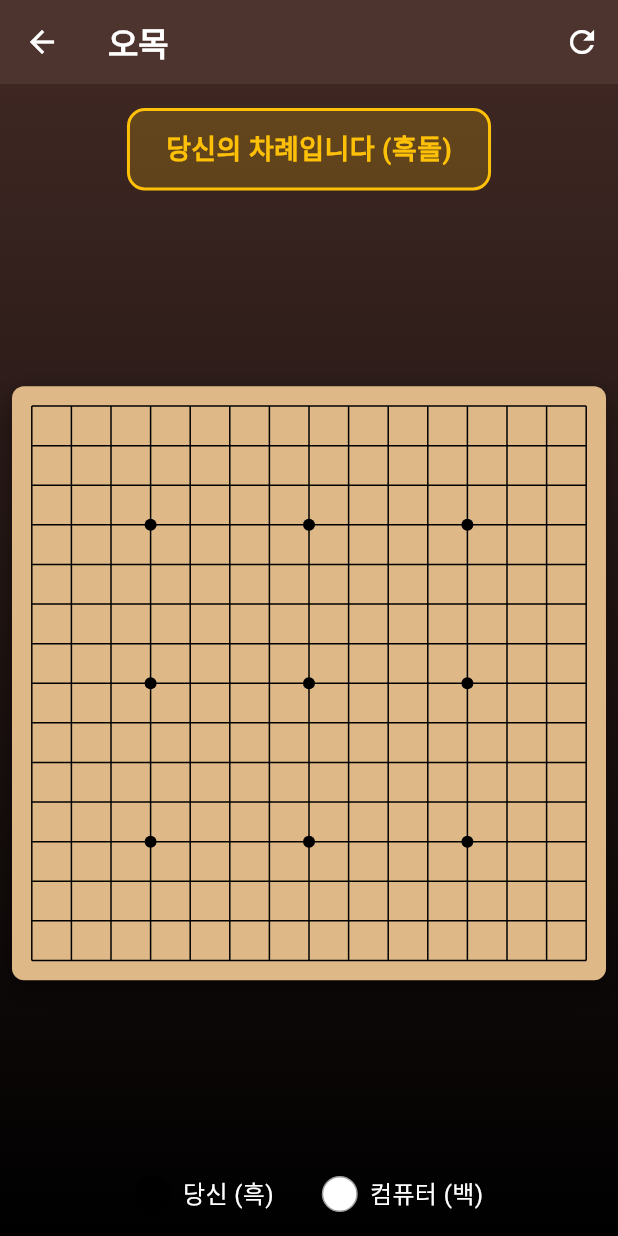
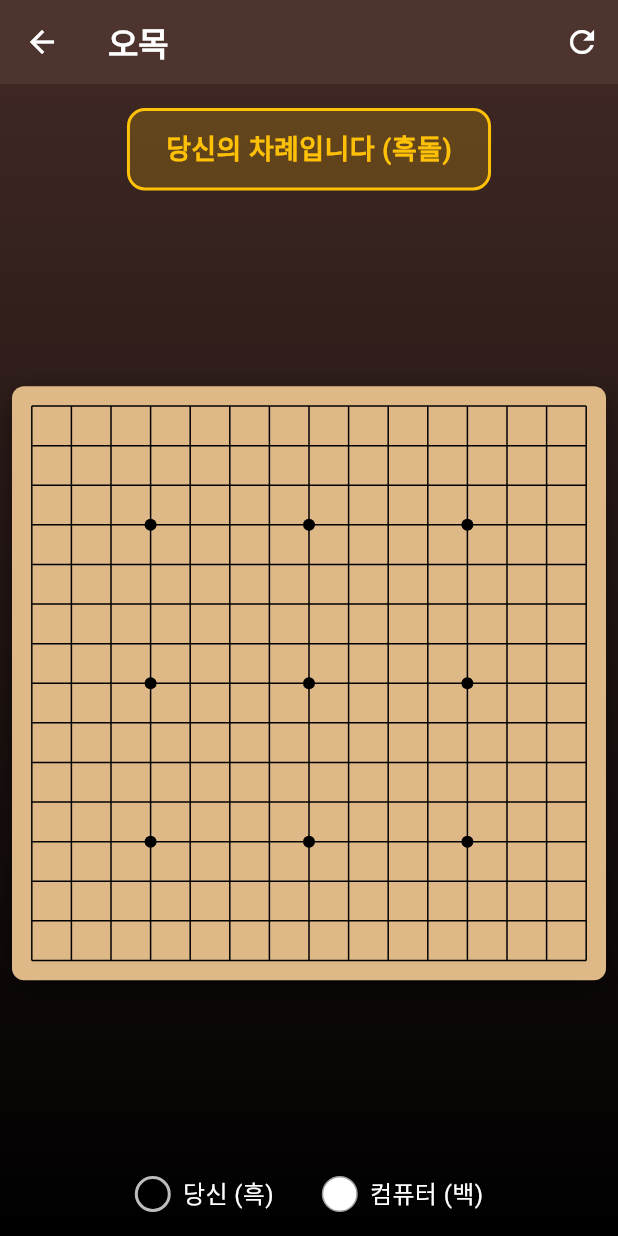
Before and after one commit to mhpark03/games, a Flutter app: the GomokuScreen screen opened directly, on a phone screen of 412 x 824 dp. Run offline on Flutter 3.47's test engine with Material 3 defaults, Android fonts, the phone set to English and light mode, and no system bars; our stand-ins replace shared_preferences; accounts and stored records are empty.

Commit message:
흑돌 레전드에 테두리 추가하여 가시성 개선
어두운 배경에서 흑돌이 잘 보이도록 회색 테두리 추가

```diff
--- a/lib/games/gomoku/gomoku_screen.dart
+++ b/lib/games/gomoku/gomoku_screen.dart
@@ -574,7 +574,10 @@ class _GomokuScreenState extends State<GomokuScreen> {
           decoration: BoxDecoration(
             shape: BoxShape.circle,
             color: color,
-            border: color == Colors.white ? Border.all(color: Colors.grey) : null,
+            border: Border.all(
+              color: color == Colors.white ? Colors.grey : Colors.grey.shade400,
+              width: color == Colors.white ? 1 : 2,
+            ),
             boxShadow: [
               BoxShadow(
                 color: Colors.black.withValues(alpha: 0.3),
```
